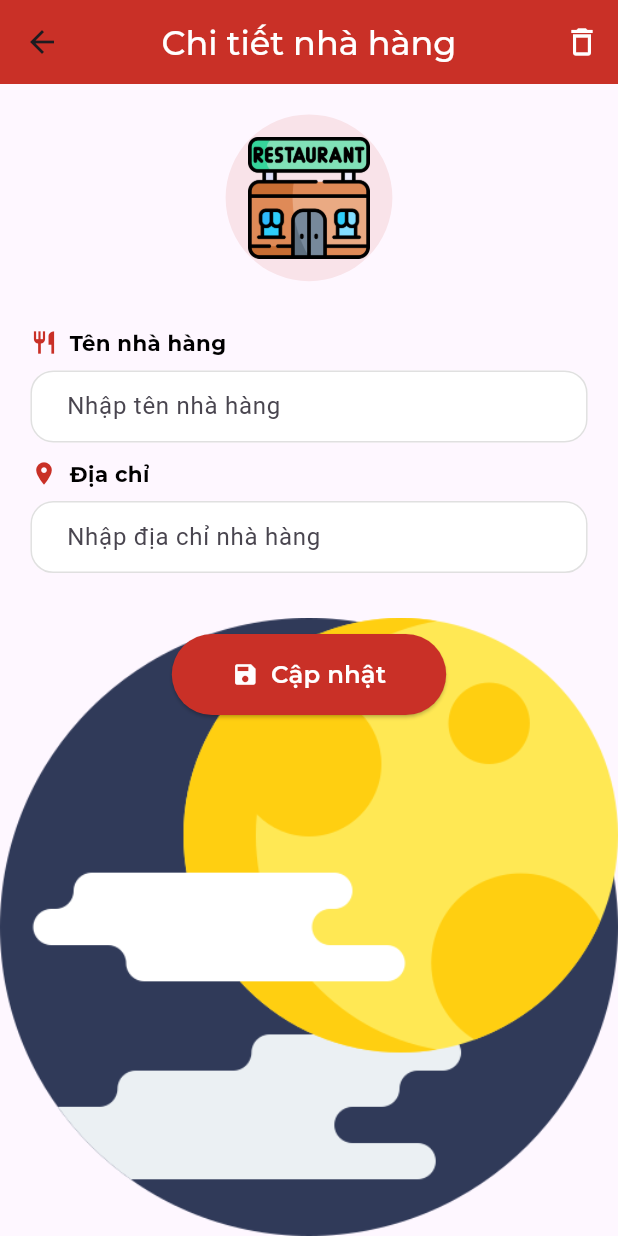
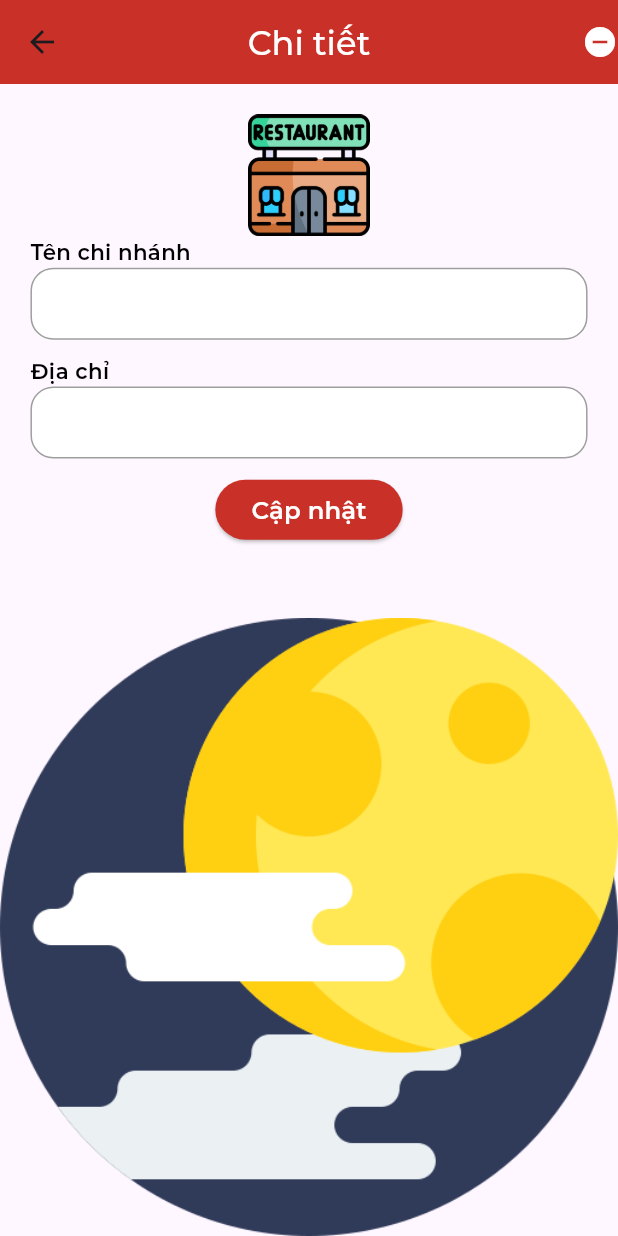
Before and after one commit to duypon2601/SWD392_Mobile, a Flutter app: the CreateRestaurantView screen opened directly, on a phone screen of 412 x 824 dp. Run offline on Flutter 3.47's test engine with Material 3 defaults, Android fonts, the phone set to English and light mode, and no system bars; our stand-ins replace flutter_spinkit, get, google_fonts; accounts and stored records are empty.

Commit message:
more Ui retaurant

```diff
--- a/lib/app/modules/create-restaurant/views/create_restaurant_view.dart
+++ b/lib/app/modules/create-restaurant/views/create_restaurant_view.dart
@@ -17,23 +17,17 @@ class CreateRestaurantView extends GetView<CreateRestaurantController> {
           title: Obx(
             () => TextConstant.titleH2(context,
                 text: controller.restaurantView.value.restaurantId != null
-                    ? 'Chi tiết nhà hàng'
-                    : "Tạo nhà hàng mới",
+                    ? 'Chi tiết'
+                    : "Tạo mới",
                 fontWeight: FontWeight.w500,
                 color: Colors.white),
           ),
           centerTitle: true,
-          elevation: 0,
           actions: [
             controller.restaurantView.value.restaurantId != null
-                ? IconButton(
-                    icon: const Icon(
-                      Icons.delete_outline,
-                      color: Colors.white,
-                    ),
-                    onPressed: () {
-                      _showDeleteConfirmation(context);
-                    },
+                ? const Icon(
+                    Icons.remove_circle_outlined,
+                    color: Colors.white,
                   )
                 : const SizedBox()
           ],
@@ -49,65 +43,41 @@ class CreateRestaurantView extends GetView<CreateRestaurantController> {
                 crossAxisAlignment: CrossAxisAlignment.start,
                 children: [
                   Center(
-                    child: Container(
-                      padding: const EdgeInsets.all(15),
-                      decoration: BoxDecoration(
-                        color: ColorsManager.primary.withOpacity(0.1),
-                        shape: BoxShape.circle,
-                      ),
-                      child: Image.asset(
-                        'assets/restaurant.png',
-                        height: UtilsReponsive.height(80, context),
-                        width: UtilsReponsive.height(80, context),
-                      ),
+                    child: Image.asset(
+                      'assets/restaurant.png',
+                      height: UtilsReponsive.height(80, context),
+                      width: UtilsReponsive.height(80, context),
                     ),
                   ),
-                  SizedBoxConst.size(context: context, size: 30),
-                  _buildFormField(
-                    context,
-                    'Tên nhà hàng',
-                    Icons.restaurant,
-                    controller.nameController,
-                    'Nhập tên nhà hàng',
+                  TextConstant.subTile3(context, text: 'Tên chi nhánh'),
+                  FormFieldWidget(
+                    radiusBorder: 15,
+                    focusColor: ColorsManager.primary,
+                    borderColor: Colors.grey,
+                    padding: 20,
+                    setValueFunc: (v) {},
+                    controllerEditting: controller.nameController,
                   ),
                   SizedBoxConst.size(context: context),
-                  _buildFormField(
-                    context,
-                    'Địa chỉ',
-                    Icons.location_on,
-                    controller.locationController,
-                    'Nhập địa chỉ nhà hàng',
+                  TextConstant.subTile3(context, text: 'Địa chỉ'),
+                  FormFieldWidget(
+                    radiusBorder: 15,
+                    padding: 20,
+                    borderColor: Colors.grey,
+                    focusColor: ColorsManager.primary,
+                    setValueFunc: (v) {},
+                    controllerEditting: controller.locationController,
                   ),
-                  SizedBoxConst.size(context: context, size: 40),
+                  SizedBoxConst.size(context: context),
                   Center(
                     child: ElevatedButton(
                         style: ElevatedButton.styleFrom(
-                          backgroundColor: ColorsManager.primary,
-                          foregroundColor: Colors.white,
-                          padding: const EdgeInsets.symmetric(horizontal: 40, vertical: 15),
-                          shape: RoundedRectangleBorder(
-                            borderRadius: BorderRadius.circular(30),
-                          ),
-                        ),
+                            backgroundColor: ColorsManager.primary),
                         onPressed: () {
                           controller.onTapAction();
                         },
-                        child: Row(
-                          mainAxisSize: MainAxisSize.min,
-                          children: [
-                            Icon(
-                              controller.restaurantView.value.restaurantId != null
-                                  ? Icons.save
-                                  : Icons.add_circle,
-                            ),
-                            const SizedBox(width: 8),
-                            TextConstant.subTile1(context,
-                                text: controller.restaurantView.value.restaurantId != null
-                                    ? 'Cập nhật'
-                                    : 'Tạo mới',
-                                color: Colors.white),
-                          ],
-                        )),
+                        child: TextConstant.subTile1(context,
+                            text: 'Cập nhật', color: Colors.white)),
                   )
                 ],
               ),
@@ -115,66 +85,4 @@ class CreateRestaurantView extends GetView<CreateRestaurantController> {
           ],
         ));
   }
-
-  Widget _buildFormField(
-    BuildContext context,
-    String label,
-    IconData icon,
-    TextEditingController controller,
-    String hintText,
-  ) {
-    return Column(
-      crossAxisAlignment: CrossAxisAlignment.start,
-      children: [
-        Row(
-          children: [
-            Icon(icon, color: ColorsManager.primary, size: 18),
-            const SizedBox(width: 8),
-            TextConstant.subTile3(context, text: label, fontWeight: FontWeight.bold),
-          ],
-        ),
-        const SizedBox(height: 8),
-        FormFieldWidget(
-          radiusBorder: 15,
-          focusColor: ColorsManager.primary,
-          borderColor: Colors.grey.shade300,
-          padding: 20,
-          setValueFunc: (v) {},
-          controllerEditting: controller,
-          labelText: hintText,
-        ),
-      ],
-    );
-  }
-
-  void _showDeleteConfirmation(BuildContext context) {
-    showDialog(
-      context: context,
-      builder: (BuildContext context) {
-        return AlertDialog(
-          title: TextConstant.subTile1(context, text: 'Xác nhận xóa'),
-          content: TextConstant.content(context,
-            text: 'Bạn có chắc chắn muốn xóa nhà hàng này không?'),
-          actions: [
-            TextButton(
-              child: TextConstant.content(context, text: 'Hủy'),
-              onPressed: () {
-                Navigator.of(context).pop();
-              },
-            ),
-            TextButton(
-              child: TextConstant.content(context,
-                text: 'Xóa',
-                color: Colors.red),
-              onPressed: () {
-                // TODO: Implement delete restaurant
-                Navigator.of(context).pop();
-                Get.back();
-              },
-            ),
-          ],
-        );
-      },
-    );
-  }
 }
```
